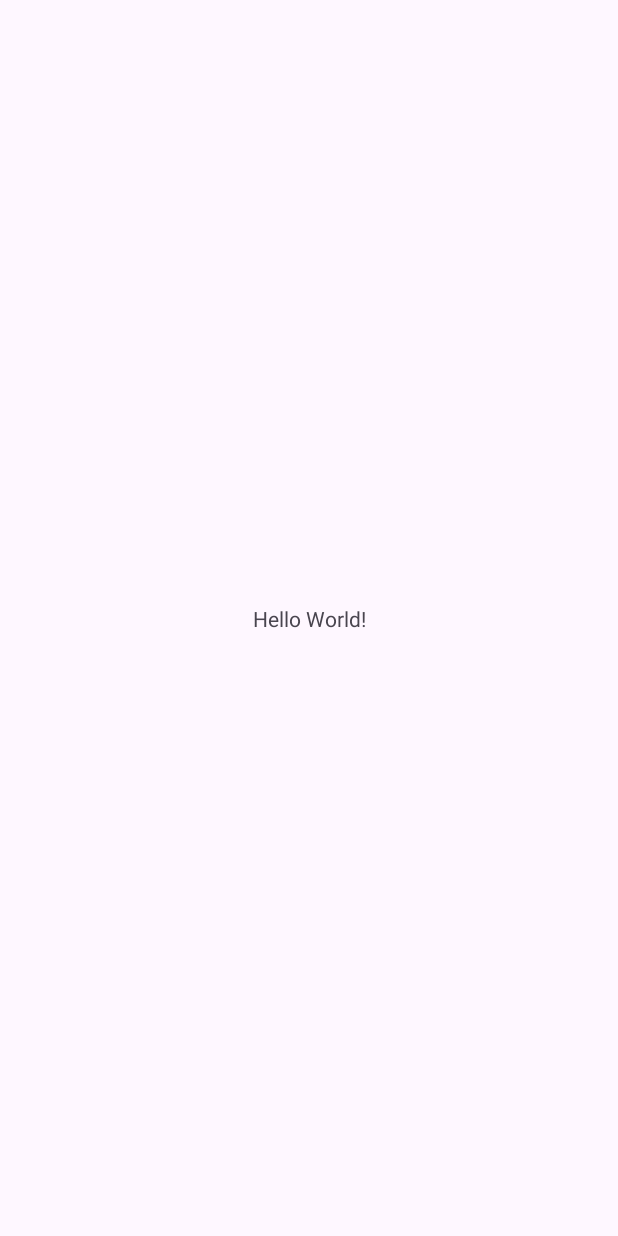
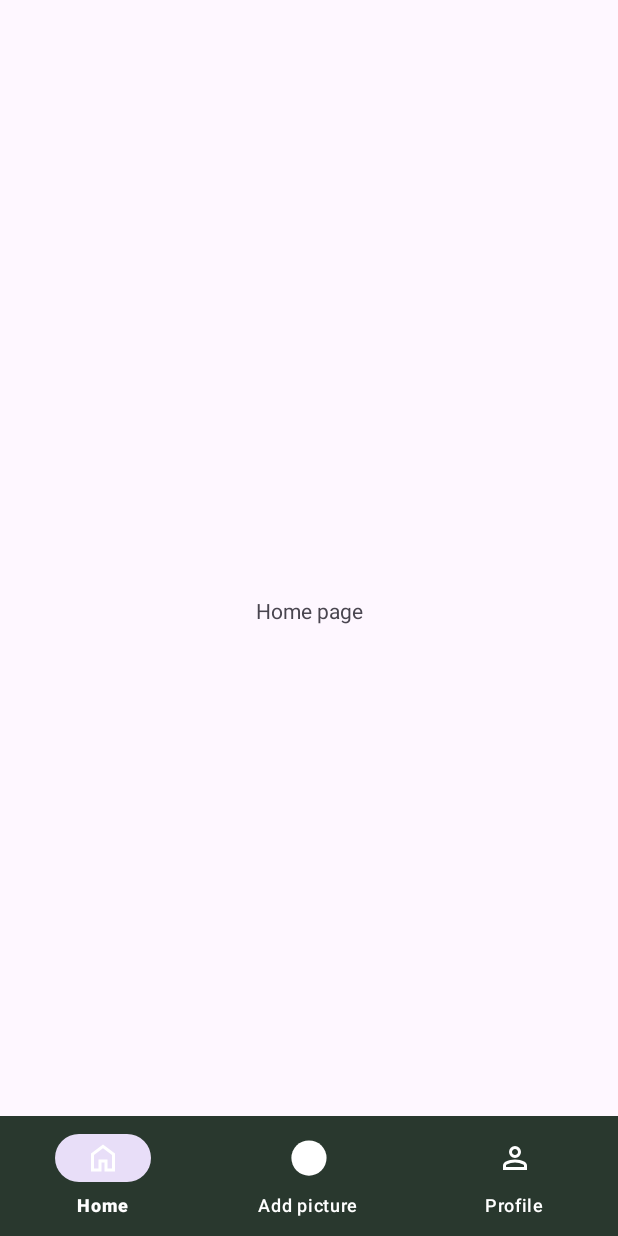
Before and after one commit to Cos229-239/2025_09_Team1, an Android app: the screen it shows after launch (MainActivity), on a phone screen of 412 x 824 dp. Before the commit the screen is almost empty. Run offline under Robolectric (Android 15) with nearby library versions, the phone set to English and light mode, and no system bars.

Commit message:
Add BaseActivity with bottom navigation setup

```diff
--- a/app/build.gradle.kts
+++ b/app/build.gradle.kts
@@ -37,6 +37,7 @@ dependencies {
     implementation(libs.material)
     implementation(libs.activity)
     implementation(libs.constraintlayout)
+    implementation("com.google.android.material:material:1.12.0")
     testImplementation(libs.junit)
     androidTestImplementation(libs.ext.junit)
     androidTestImplementation(libs.espresso.core)
--- a/app/src/main/AndroidManifest.xml
+++ b/app/src/main/AndroidManifest.xml
@@ -11,6 +11,9 @@
         android:roundIcon="@mipmap/ic_launcher_round"
         android:supportsRtl="true"
         android:theme="@style/Theme.WilderCards">
+        <activity
+            android:name=".BaseActivity"
+            android:exported="false" />
         <activity
             android:name=".CollectionsActivity"
             android:exported="false" />
--- a/app/src/main/java/com/example/wildercards/AddImageActivity.java
+++ b/app/src/main/java/com/example/wildercards/AddImageActivity.java
@@ -8,7 +8,7 @@ import androidx.core.graphics.Insets;
 import androidx.core.view.ViewCompat;
 import androidx.core.view.WindowInsetsCompat;
 
-public class AddImageActivity extends AppCompatActivity {
+public class AddImageActivity extends BaseActivity {
 
     @Override
     protected void onCreate(Bundle savedInstanceState) {
--- /dev/null
+++ b/app/src/main/java/com/example/wildercards/BaseActivity.java
@@ -0,0 +1,68 @@
+// java/.../BaseActivity.java
+package com.example.wildercards;
+
+import android.content.Intent;
+import android.os.Bundle;
+import android.view.MenuItem;
+import android.view.View;
+import android.widget.FrameLayout;
+
+import androidx.annotation.LayoutRes;
+import androidx.annotation.NonNull;
+import androidx.appcompat.app.AppCompatActivity;
+
+import com.google.android.material.bottomnavigation.BottomNavigationView;
+import com.google.android.material.floatingactionbutton.FloatingActionButton;
+
+
+
+public class BaseActivity extends AppCompatActivity {
+
+    private BottomNavigationView bottomNavigationView;
+
+    @Override
+    public void setContentView(@LayoutRes int layoutResID) {
+        View fullView = getLayoutInflater().inflate(R.layout.activity_base, null);
+        FrameLayout content = fullView.findViewById(R.id.content_frame);
+        getLayoutInflater().inflate(layoutResID, content, true);
+        super.setContentView(fullView);
+
+        bottomNavigationView = findViewById(R.id.bottom_navigation);
+
+        bottomNavigationView.setOnItemSelectedListener(item -> {
+            handleMenuItem(item);
+            return true;
+        });
+
+        highlightCurrentMenuItem();
+    }
+
+    private void handleMenuItem(MenuItem item) {
+        int id = item.getItemId();
+        if (id == R.id.nav_home) {
+            openActivity(MainActivity.class);
+        } else if (id == R.id.nav_profile) {
+            openActivity(ProfileActivity.class);
+        } else if (id == R.id.nav_add) {
+            openActivity(AddImageActivity.class);
+        }
+    }
+
+    protected void openActivity(Class<?> activityClass) {
+        if (!this.getClass().equals(activityClass)) {
+            Intent intent = new Intent(this, activityClass);
+            intent.setFlags(Intent.FLAG_ACTIVITY_REORDER_TO_FRONT);
+            startActivity(intent);
+        }
+    }
+
+    private void highlightCurrentMenuItem() {
+        if (this instanceof MainActivity) {
+            bottomNavigationView.setSelectedItemId(R.id.nav_home);
+        } else if (this instanceof ProfileActivity) {
+            bottomNavigationView.setSelectedItemId(R.id.nav_profile);
+        } else if (this instanceof AddImageActivity) {
+            bottomNavigationView.setSelectedItemId(R.id.nav_add);
+        }
+    }
+}
--- a/app/src/main/java/com/example/wildercards/MainActivity.java
+++ b/app/src/main/java/com/example/wildercards/MainActivity.java
@@ -8,7 +8,7 @@ import androidx.core.graphics.Insets;
 import androidx.core.view.ViewCompat;
 import androidx.core.view.WindowInsetsCompat;
 
-public class MainActivity extends AppCompatActivity {
+public class MainActivity extends BaseActivity {
 
     @Override
     protected void onCreate(Bundle savedInstanceState) {
--- a/app/src/main/java/com/example/wildercards/ProfileActivity.java
+++ b/app/src/main/java/com/example/wildercards/ProfileActivity.java
@@ -8,7 +8,7 @@ import androidx.core.graphics.Insets;
 import androidx.core.view.ViewCompat;
 import androidx.core.view.WindowInsetsCompat;
 
-public class ProfileActivity extends AppCompatActivity {
+public class ProfileActivity extends BaseActivity {
 
     @Override
     protected void onCreate(Bundle savedInstanceState) {
--- /dev/null
+++ b/app/src/main/res/drawable/ic_add.xml
@@ -0,0 +1,16 @@
+<vector xmlns:android="http://schemas.android.com/apk/res/android"
+    android:width="62dp"
+    android:height="62dp"
+    android:viewportWidth="62"
+    android:viewportHeight="62">
+  <path
+      android:pathData="M30.942,31.095m-30.289,0a30.289,30.289 0,1 1,60.578 0a30.289,30.289 0,1 1,-60.578 0"
+      android:fillColor="#169447"/>
+  <path
+      android:pathData="M31.282,21.906V40.964M21.753,31.435H40.811"
+      android:strokeLineJoin="round"
+      android:strokeWidth="4.32701"
+      android:fillColor="#00000000"
+      android:strokeColor="#ffffff"
+      android:strokeLineCap="round"/>
+</vector>
--- /dev/null
+++ b/app/src/main/res/drawable/ic_home.xml
@@ -0,0 +1,9 @@
+<vector xmlns:android="http://schemas.android.com/apk/res/android"
+    android:width="24dp"
+    android:height="24dp"
+    android:viewportWidth="960"
+    android:viewportHeight="960">
+  <path
+      android:pathData="M240,760h120v-240h240v240h120v-360L480,220 240,400v360ZM160,840v-480l320,-240 320,240v480L520,840v-240h-80v240L160,840ZM480,490Z"
+      android:fillColor="#e3e3e3"/>
+</vector>
--- /dev/null
+++ b/app/src/main/res/drawable/ic_profile.xml
@@ -0,0 +1,9 @@
+<vector xmlns:android="http://schemas.android.com/apk/res/android"
+    android:width="24dp"
+    android:height="24dp"
+    android:viewportWidth="960"
+    android:viewportHeight="960">
+  <path
+      android:pathData="M480,480q-66,0 -113,-47t-47,-113q0,-66 47,-113t113,-47q66,0 113,47t47,113q0,66 -47,113t-113,47ZM160,800v-112q0,-34 17.5,-62.5T224,582q62,-31 126,-46.5T480,520q66,0 130,15.5T736,582q29,15 46.5,43.5T800,688v112L160,800ZM240,720h480v-32q0,-11 -5.5,-20T700,654q-54,-27 -109,-40.5T480,600q-56,0 -111,13.5T260,654q-9,5 -14.5,14t-5.5,20v32ZM480,400q33,0 56.5,-23.5T560,320q0,-33 -23.5,-56.5T480,240q-33,0 -56.5,23.5T400,320q0,33 23.5,56.5T480,400ZM480,320ZM480,720Z"
+      android:fillColor="#e3e3e3"/>
+</vector>
--- /dev/null
+++ b/app/src/main/res/layout/activity_base.xml
@@ -0,0 +1,27 @@
+<?xml version="1.0" encoding="utf-8"?>
+<androidx.coordinatorlayout.widget.CoordinatorLayout
+    xmlns:android="http://schemas.android.com/apk/res/android"
+    xmlns:app="http://schemas.android.com/apk/res-auto"
+    android:layout_width="match_parent"
+    android:layout_height="match_parent">
+
+    <FrameLayout
+        android:id="@+id/content_frame"
+        android:layout_width="match_parent"
+        android:layout_height="match_parent"
+        android:layout_marginBottom="10dp" />
+
+
+    <com.google.android.material.bottomnavigation.BottomNavigationView
+        android:id="@+id/bottom_navigation"
+        android:layout_width="match_parent"
+        android:layout_height="wrap_content"
+        android:layout_alignParentBottom="true"
+        android:layout_gravity="bottom"
+        app:menu="@menu/bottom_nav_menu"
+        app:itemIconTint="@color/white"
+        app:itemTextColor="@color/white"
+        android:background="@color/colorSecondary"
+        />
+
+</androidx.coordinatorlayout.widget.CoordinatorLayout>
--- a/app/src/main/res/layout/activity_main.xml
+++ b/app/src/main/res/layout/activity_main.xml
@@ -10,7 +10,7 @@
     <TextView
         android:layout_width="wrap_content"
         android:layout_height="wrap_content"
-        android:text="Hello World!"
+        android:text="Home page"
         app:layout_constraintBottom_toBottomOf="parent"
         app:layout_constraintEnd_toEndOf="parent"
         app:layout_constraintStart_toStartOf="parent"
--- /dev/null
+++ b/app/src/main/res/menu/bottom_nav_menu.xml
@@ -0,0 +1,19 @@
+<?xml version="1.0" encoding="utf-8"?>
+<menu xmlns:android="http://schemas.android.com/apk/res/android"
+    xmlns:app="http://schemas.android.com/apk/res-auto">
+    <item
+        android:id="@+id/nav_home"
+        android:icon="@drawable/ic_home"
+        android:title="Home"
+        app:showAsAction="always" />
+    <item
+        android:id="@+id/nav_add"
+        android:icon="@drawable/ic_add"
+        android:title="Add picture"
+        app:showAsAction="always" />
+    <item
+        android:id="@+id/nav_profile"
+        android:icon="@drawable/ic_profile"
+        android:title="Profile"
+        app:showAsAction="always" />
+</menu>
```
